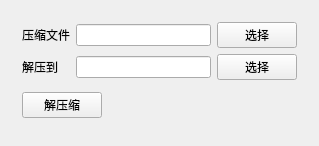
First picture: the form in unzip_ui.ui, repository hydrodog/CPE810C_2016F_XDF, before the edit.
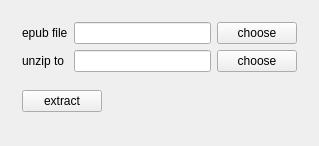
Second picture: the form after the edit.

What changed in the file:
```diff
--- a/unzip_ui.ui
+++ b/unzip_ui.ui
@@ -24,7 +24,7 @@
        <item row="0" column="0">
         <widget class="QLabel" name="label">
          <property name="text">
-          <string>压缩文件</string>
+          <string>epub file</string>
          </property>
         </widget>
        </item>
@@ -34,21 +34,21 @@
        <item row="0" column="5">
         <widget class="QPushButton" name="btn1">
          <property name="text">
-          <string>选择</string>
+          <string>choose</string>
          </property>
         </widget>
        </item>
        <item row="1" column="0">
         <widget class="QLabel" name="label_2">
          <property name="text">
-          <string>解压到</string>
+          <string>unzip to</string>
          </property>
         </widget>
        </item>
        <item row="1" column="5">
         <widget class="QPushButton" name="btn2">
          <property name="text">
-          <string>选择</string>
+          <string>choose</string>
          </property>
         </widget>
        </item>
@@ -67,7 +67,7 @@
        <item>
         <widget class="QPushButton" name="btn3">
          <property name="text">
-          <string>解压缩</string>
+          <string>extract</string>
          </property>
         </widget>
        </item>
```
